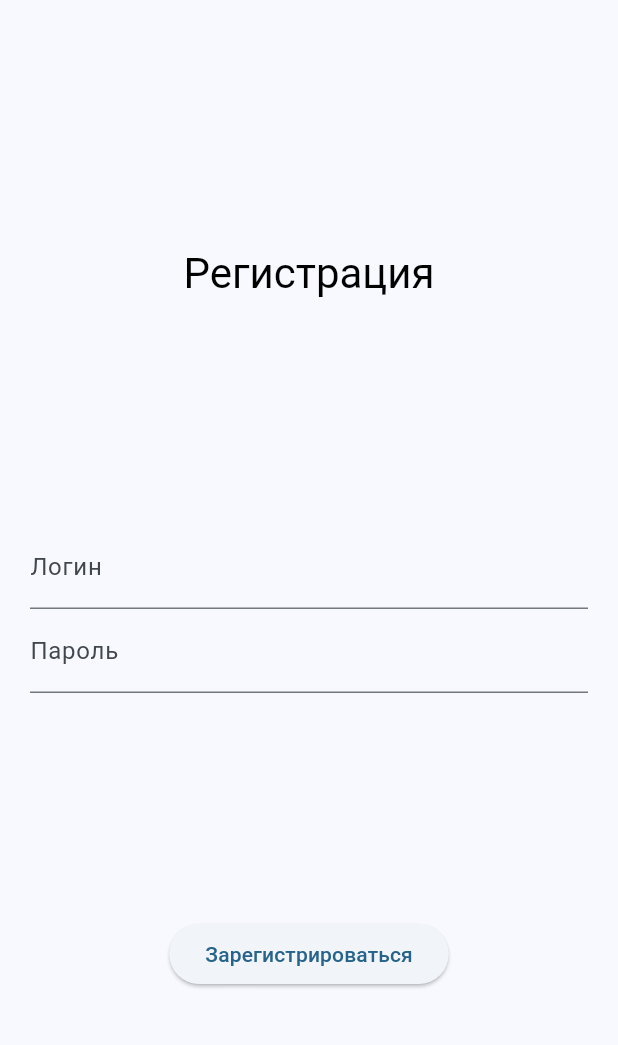
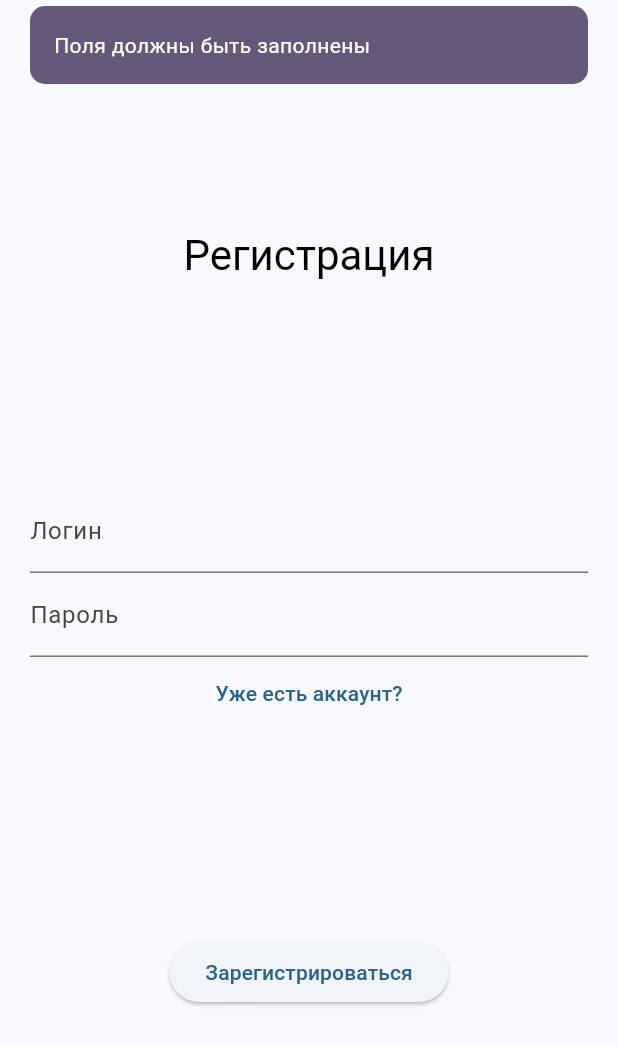
Before and after one commit to bytes7bytes7/loud_question, a Flutter app: the screen it shows after launch, after a tap on "Зарегистрироваться", on a phone screen of 412 x 824 dp. Shown: the top 1045 px of the screen. Run offline on Flutter 3.47's test engine with Material 2 defaults, Android fonts, the phone set to English and light mode, and no system bars; drawn by our look-alikes of another_flushbar; our stand-ins replace bloc_concurrency, equatable, flutter_bloc, flutter_hooks, get_it, go_router and 1 more.

Commit message:
add RegisterBloc, createFlushbar

```diff
--- a/lib/features/auth/application/application.dart
+++ b/lib/features/auth/application/application.dart
@@ -0,0 +1 @@
+export 'blocs/blocs.dart';
--- /dev/null
+++ b/lib/features/auth/application/blocs/blocs.dart
@@ -0,0 +1 @@
+export 'register/register_bloc.dart';
--- /dev/null
+++ b/lib/features/auth/application/blocs/register/register_bloc.dart
@@ -0,0 +1,26 @@
+import 'package:bloc_concurrency/bloc_concurrency.dart';
+import 'package:equatable/equatable.dart';
+import 'package:flutter_bloc/flutter_bloc.dart';
+
+import '../../../../common/application/application.dart';
+
+part 'register_event.dart';
+
+part 'register_state.dart';
+
+class RegisterBloc extends Bloc<RegisterEvent, RegisterState> {
+  RegisterBloc() : super(const RegisterState()) {
+    on<DoRegisterEvent>(_register, transformer: droppable());
+  }
+
+  Future<void> _register(
+    DoRegisterEvent event,
+    Emitter<RegisterState> emit,
+  ) async {
+    if (event.name.isEmpty || event.password.isEmpty) {
+      emit(state.withError('Поля должны быть заполнены'));
+      emit(state.withoutError());
+      return;
+    }
+  }
+}
--- /dev/null
+++ b/lib/features/auth/application/blocs/register/register_event.dart
@@ -0,0 +1,21 @@
+part of 'register_bloc.dart';
+
+abstract class RegisterEvent extends Equatable {
+  const RegisterEvent();
+
+  @override
+  List<Object?> get props => [];
+}
+
+class DoRegisterEvent extends RegisterEvent {
+  const DoRegisterEvent({
+    required this.name,
+    required this.password,
+  });
+
+  final String name;
+  final String password;
+
+  @override
+  List<Object?> get props => [name, password];
+}
--- /dev/null
+++ b/lib/features/auth/application/blocs/register/register_state.dart
@@ -0,0 +1,36 @@
+part of 'register_bloc.dart';
+
+class RegisterState extends Equatable with Loadable, Errorable {
+  const RegisterState({
+    this.isLoading = false,
+    this.error = '',
+  });
+
+  @override
+  final bool isLoading;
+
+  @override
+  final String error;
+
+  RegisterState withLoading() => copyWith(isLoading: true);
+
+  RegisterState withError(String error) => copyWith(error: error);
+
+  RegisterState withoutError() => copyWith();
+
+  RegisterState copyWith({
+    bool? isLoading,
+    String? error = '',
+  }) {
+    return RegisterState(
+      isLoading: isLoading ?? this.isLoading,
+      error: error ?? this.error,
+    );
+  }
+
+  @override
+  List<Object?> get props => [
+        isLoading,
+        error,
+      ];
+}
--- a/lib/features/auth/presentation/screens/log_in_screen.dart
+++ b/lib/features/auth/presentation/screens/log_in_screen.dart
@@ -47,11 +47,14 @@ class _Body extends StatelessWidget {
         vertical: _paddingV,
       ),
       child: Column(
+        mainAxisAlignment: MainAxisAlignment.center,
         children: [
+          const Spacer(),
           Text(
             'Вход',
             style: theme.textTheme.headlineMedium,
           ),
+          const Spacer(),
           TextFormField(
             decoration: const InputDecoration(
               labelText: 'Логин',
@@ -62,10 +65,16 @@ class _Body extends StatelessWidget {
               labelText: 'Пароль',
             ),
           ),
+          TextButton(
+            onPressed: () {},
+            child: const Text('Нет аккаунта?'),
+          ),
+          const Spacer(),
           ElevatedButton(
             onPressed: () {},
             child: const Text('Войти'),
           ),
+          const Spacer(),
         ],
       ),
     );
--- a/lib/features/auth/presentation/screens/register_screen.dart
+++ b/lib/features/auth/presentation/screens/register_screen.dart
@@ -1,5 +1,9 @@
 import 'package:flutter/material.dart';
+import 'package:flutter_bloc/flutter_bloc.dart';
 import 'package:flutter_hooks/flutter_hooks.dart';
+
+import '../../../common/presentation/widgets/widgets.dart';
+import '../../application/blocs/register/register_bloc.dart';
 
 const _paddingH = 20.0;
 const _paddingV = 14.0;
@@ -15,6 +19,8 @@ class RegisterScreen extends HookWidget {
     final availableHeight = size.height - viewPadding.top - viewPadding.bottom;
 
     final commonFocusNode = useFocusNode();
+    final loginController = useTextEditingController();
+    final passwordController = useTextEditingController();
 
     return GestureDetector(
       onTap: () {
@@ -25,7 +31,10 @@ class RegisterScreen extends HookWidget {
           child: SafeArea(
             child: SizedBox(
               height: availableHeight,
-              child: const _Body(),
+              child: _Body(
+                loginController: loginController,
+                passwordController: passwordController,
+              ),
             ),
           ),
         ),
@@ -35,7 +44,13 @@ class RegisterScreen extends HookWidget {
 }
 
 class _Body extends StatelessWidget {
-  const _Body();
+  const _Body({
+    required this.loginController,
+    required this.passwordController,
+  });
+
+  final TextEditingController loginController;
+  final TextEditingController passwordController;
 
   @override
   Widget build(BuildContext context) {
@@ -46,6 +61,8 @@ class _Body extends StatelessWidget {
         horizontal: _paddingH,
         vertical: _paddingV,
       ),
+      child: BlocProvider(
+        create: (context) => RegisterBloc(),
         child: Column(
           mainAxisAlignment: MainAxisAlignment.center,
           children: [
@@ -55,24 +72,125 @@ class _Body extends StatelessWidget {
               style: theme.textTheme.headlineMedium,
             ),
             const Spacer(),
-          TextFormField(
-            decoration: const InputDecoration(
-              labelText: 'Логин',
+            _LoginField(
+              controller: loginController,
             ),
+            _PasswordField(
+              controller: passwordController,
             ),
-          TextFormField(
-            decoration: const InputDecoration(
-              labelText: 'Пароль',
-            ),
-          ),
+            const _ToLogInButton(),
             const Spacer(),
-          ElevatedButton(
-            onPressed: () {},
-            child: const Text('Зарегистрироваться'),
+            _RegisterButton(
+              loginController: loginController,
+              passwordController: passwordController,
             ),
             const Spacer(),
           ],
         ),
+      ),
     );
   }
 }
+
+class _LoginField extends StatelessWidget {
+  const _LoginField({
+    required this.controller,
+  });
+
+  final TextEditingController controller;
+
+  @override
+  Widget build(BuildContext context) {
+    return BlocBuilder<RegisterBloc, RegisterState>(
+      builder: (context, state) {
+        return TextFormField(
+          controller: controller,
+          decoration: InputDecoration(
+            labelText: 'Логин',
+            enabled: !state.isLoading,
+          ),
+        );
+      },
+    );
+  }
+}
+
+class _PasswordField extends StatelessWidget {
+  const _PasswordField({
+    required this.controller,
+  });
+
+  final TextEditingController controller;
+
+  @override
+  Widget build(BuildContext context) {
+    return BlocBuilder<RegisterBloc, RegisterState>(
+      builder: (context, state) {
+        return TextFormField(
+          controller: controller,
+          decoration: InputDecoration(
+            labelText: 'Пароль',
+            enabled: !state.isLoading,
+          ),
+        );
+      },
+    );
+  }
+}
+
+class _ToLogInButton extends StatelessWidget {
+  const _ToLogInButton();
+
+  @override
+  Widget build(BuildContext context) {
+    return BlocBuilder<RegisterBloc, RegisterState>(
+      builder: (context, state) {
+        return TextButton(
+          onPressed: state.isLoading ? null : () {},
+          child: const Text('Уже есть аккаунт?'),
+        );
+      },
+    );
+  }
+}
+
+class _RegisterButton extends StatelessWidget {
+  const _RegisterButton({
+    required this.loginController,
+    required this.passwordController,
+  });
+
+  final TextEditingController loginController;
+  final TextEditingController passwordController;
+
+  @override
+  Widget build(BuildContext context) {
+    final bloc = context.read<RegisterBloc>();
+
+    return BlocConsumer<RegisterBloc, RegisterState>(
+      listener: (context, state) {
+        if (state.error.isNotEmpty) {
+          createSnackBar(
+            context,
+            message: state.error,
+          );
+        }
+      },
+      builder: (context, state) {
+        return ElevatedButton(
+          onPressed: state.isLoading
+              ? null
+              : () {
+                  bloc.add(
+                    DoRegisterEvent(
+                      name: loginController.text,
+                      password: passwordController.text,
+                    ),
+                  );
+                },
+          child: const Text('Зарегистрироваться'),
+        );
+      },
+    );
+  }
+}
--- a/lib/features/common/application/application.dart
+++ b/lib/features/common/application/application.dart
@@ -0,0 +1 @@
+export 'bloc_core/bloc_core.dart';
--- /dev/null
+++ b/lib/features/common/application/bloc_core/bloc_core.dart
@@ -0,0 +1 @@
+export 'mixins/mixins.dart';
--- /dev/null
+++ b/lib/features/common/application/bloc_core/mixins/errorable.dart
@@ -0,0 +1,3 @@
+mixin Errorable {
+  String get error;
+}
--- /dev/null
+++ b/lib/features/common/application/bloc_core/mixins/loadable.dart
@@ -0,0 +1,3 @@
+mixin Loadable {
+  bool get isLoading;
+}
--- /dev/null
+++ b/lib/features/common/application/bloc_core/mixins/mixins.dart
@@ -0,0 +1,2 @@
+export 'errorable.dart';
+export 'loadable.dart';
--- a/lib/features/common/presentation/presentation.dart
+++ b/lib/features/common/presentation/presentation.dart
@@ -0,0 +1 @@
+export 'widgets/widgets.dart';
--- /dev/null
+++ b/lib/features/common/presentation/widgets/snack_bar.dart
@@ -0,0 +1,29 @@
+import 'package:another_flushbar/flushbar.dart';
+import 'package:flutter/material.dart';
+
+const _duration = Duration(seconds: 3);
+const _margin = EdgeInsets.symmetric(
+  horizontal: 20,
+  vertical: 4,
+);
+const _borderRadius = 10.0;
+
+Flushbar createSnackBar(
+  BuildContext context, {
+  required String message,
+}) {
+  final theme = Theme.of(context);
+  final snackBarTheme = theme.snackBarTheme;
+
+  return Flushbar(
+    messageText: Text(
+      message,
+      style: snackBarTheme.contentTextStyle,
+    ),
+    duration: _duration,
+    margin: _margin,
+    backgroundColor: snackBarTheme.backgroundColor ?? Colors.transparent,
+    flushbarPosition: FlushbarPosition.TOP,
+    borderRadius: BorderRadius.circular(_borderRadius),
+  )..show(context);
+}
--- /dev/null
+++ b/lib/features/common/presentation/widgets/widgets.dart
@@ -0,0 +1 @@
+export 'snack_bar.dart';
--- a/lib/main/presentation/app.dart
+++ b/lib/main/presentation/app.dart
@@ -3,6 +3,11 @@ import 'package:get_it/get_it.dart';
 import 'package:go_router/go_router.dart';
 
 final _getIt = GetIt.instance;
+final _theme = ThemeData.from(
+  colorScheme: ColorScheme.fromSeed(seedColor: Colors.lightBlue),
+  textTheme: Typography.material2021().black,
+  useMaterial3: true,
+);
 
 class App extends StatelessWidget {
   const App({super.key});
@@ -12,10 +17,13 @@ class App extends StatelessWidget {
     return MaterialApp.router(
       routerConfig: _getIt.get<GoRouter>(),
       title: 'Load Question',
-      theme: ThemeData.from(
-        colorScheme: ColorScheme.fromSeed(seedColor: Colors.lightBlue),
-        textTheme: Typography.material2021().black,
-        useMaterial3: true,
+      theme: _theme.copyWith(
+        snackBarTheme: _theme.snackBarTheme.copyWith(
+          contentTextStyle: _theme.textTheme.bodyMedium?.copyWith(
+            color: _theme.colorScheme.onTertiary,
+          ),
+          backgroundColor: _theme.colorScheme.tertiary,
+        ),
       ),
     );
   }
--- a/pubspec.yaml
+++ b/pubspec.yaml
@@ -9,7 +9,10 @@ environment:
 dependencies:
   flutter:
     sdk: flutter
+  another_flushbar: ^1.12.29
+  bloc_concurrency: ^0.2.1
   cupertino_icons: ^1.0.5
+  equatable: ^2.0.5
   flutter_bloc: ^8.1.2
   flutter_hooks: ^0.18.6
   get_it: ^7.2.0
```
Also changed, not shown: pubspec.lock. Lines whose indentation alone changed are shown as unchanged.
